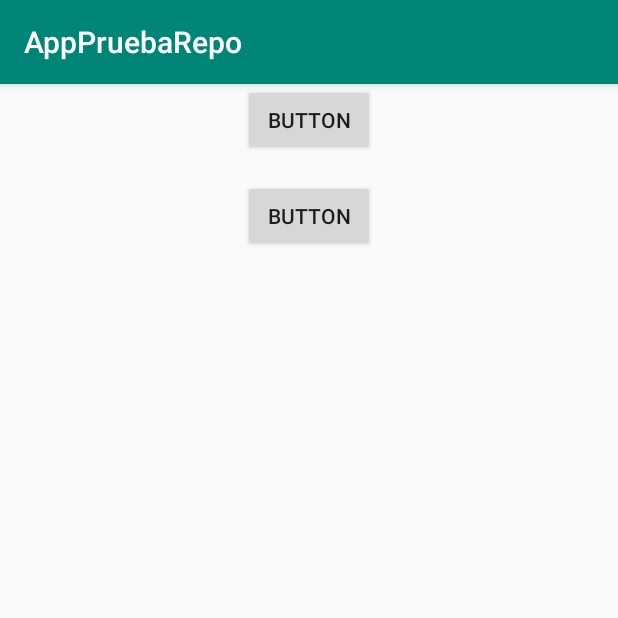
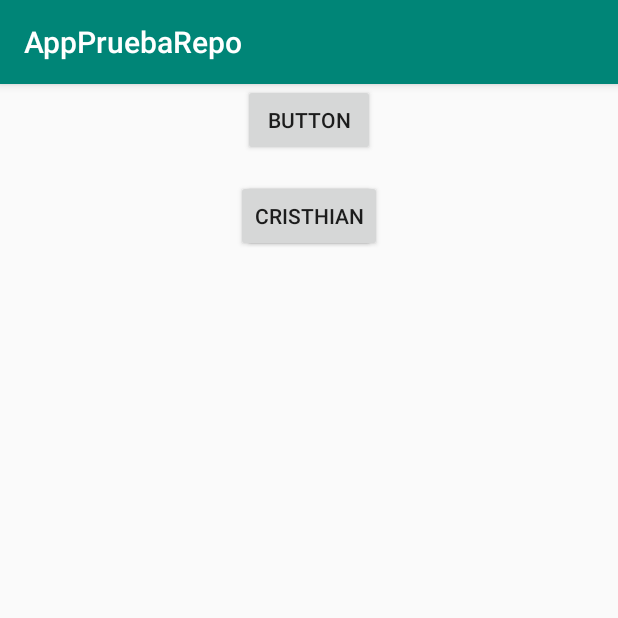
Before and after one commit to DavidArgote/PruebaRepo, an Android app: the screen it shows after launch (MainActivity), after a tap on "BUTTON", on a phone screen of 412 x 824 dp, the top half of it. Run offline under Robolectric (Android 15) with nearby library versions, the phone set to English and light mode, and no system bars.

Commit message:
Crear el boton Cristhian y su referenciacion

```diff
--- a/app/src/main/java/com/davidargote/apppruebarepo/controller/MainActivity.java
+++ b/app/src/main/java/com/davidargote/apppruebarepo/controller/MainActivity.java
@@ -12,6 +12,7 @@ import com.davidargote.apppruebarepo.R;
 public class MainActivity extends AppCompatActivity implements View.OnClickListener {
 
     private Button btnDavid;
+    private Button btnCristhian;
 
     private Button btnSantiago;
 
@@ -28,6 +29,8 @@ public class MainActivity extends AppCompatActivity implements View.OnClickListe
 
         btnDavid = findViewById(R.id.btnDavid);
         btnDavid.setOnClickListener(this);
+        btnCristhian = findViewById(R.id.btnCristhian);
+        btnCristhian.setOnClickListener(this);
 
         btnSantiago = findViewById(R.id.btnSantiago);
         btnSantiago.setOnClickListener(this);
@@ -43,6 +46,9 @@ public class MainActivity extends AppCompatActivity implements View.OnClickListe
             case R.id.btnDavid:
                 Toast.makeText(this, "Boton David", Toast.LENGTH_SHORT).show();
                 break;
+            case R.id.btnCristhian:
+                Toast.makeText(this, "Boton Cristhian", Toast.LENGTH_SHORT).show();
+                break;
             case R.id.btnSantiago:
                 Toast.makeText(this,"Boton Santiago",Toast.LENGTH_SHORT).show();
                 break;
--- a/app/src/main/res/layout/activity_main.xml
+++ b/app/src/main/res/layout/activity_main.xml
@@ -36,4 +36,16 @@
         app:layout_constraintEnd_toEndOf="parent"
         app:layout_constraintStart_toStartOf="parent"
         app:layout_constraintTop_toBottomOf="@+id/btnDavid" />
+
+    <Button
+        android:id="@+id/btnCristhian"
+        android:layout_width="wrap_content"
+        android:layout_height="wrap_content"
+        android:layout_marginStart="150dp"
+        android:layout_marginTop="16dp"
+        android:layout_marginEnd="150dp"
+        android:text="Cristhian"
+        app:layout_constraintEnd_toEndOf="parent"
+        app:layout_constraintStart_toStartOf="parent"
+        app:layout_constraintTop_toBottomOf="@+id/btnDavid" />
 </androidx.constraintlayout.widget.ConstraintLayout>
```
